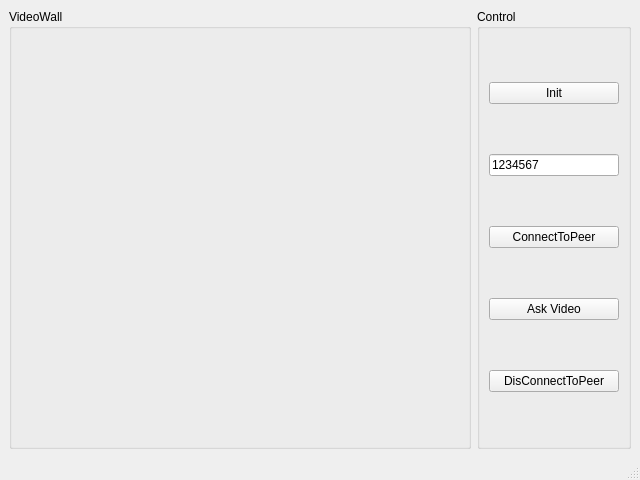
This is TunnelClientUI/TunnelClientUI.ui in liyouchang/webrtc-qt as Qt 5 draws it before an edit. The edited form follows.
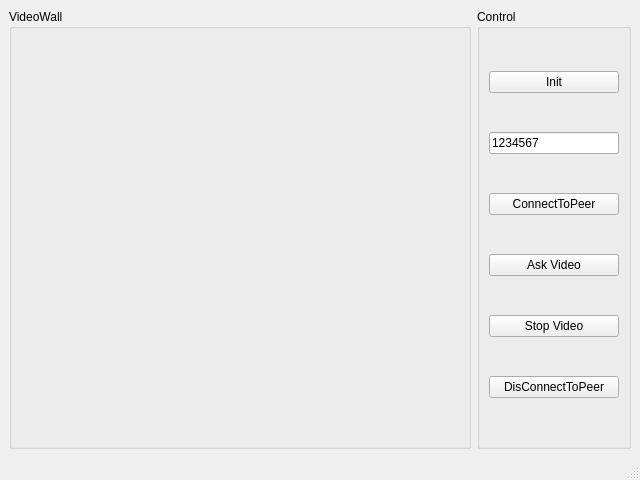
This is the edited form. Custom widgets are drawn as their Qt base class.

Patch:
```diff
--- a/TunnelClientUI/TunnelClientUI.ui
+++ b/TunnelClientUI/TunnelClientUI.ui
@@ -97,6 +97,13 @@
          </property>
         </widget>
        </item>
+       <item>
+        <widget class="QPushButton" name="btn_stop_video">
+         <property name="text">
+          <string>Stop Video</string>
+         </property>
+        </widget>
+       </item>
        <item>
         <widget class="QPushButton" name="btn_disconnect">
          <property name="sizePolicy">
```
